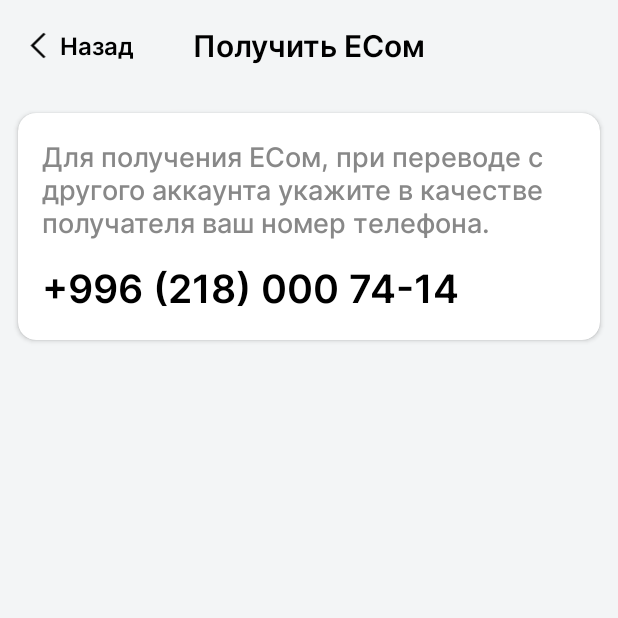
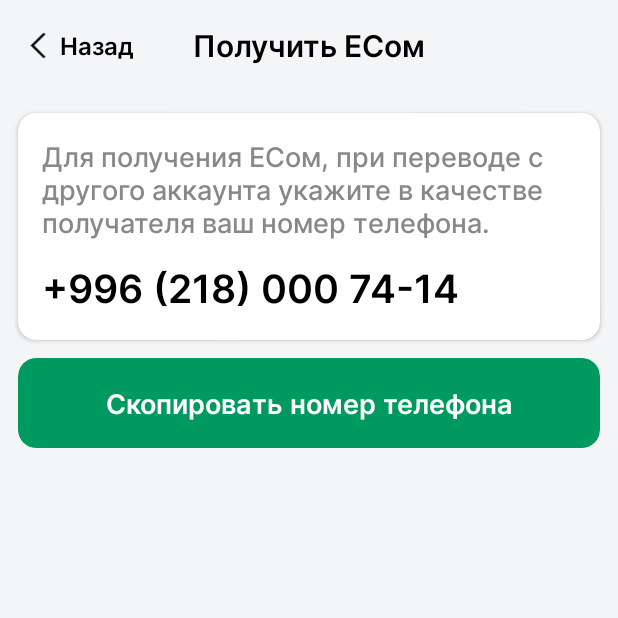
Before and after one commit to AlexeyIgnatev/BankDemoApp, an Android app: the ReceiveFragment screen opened through its navigation route, on a phone screen of 412 x 824 dp, the top half of it. Run offline under Robolectric (Android 15) with nearby library versions, the phone set to English and light mode, and no system bars; our stand-ins replace Dagger/Hilt's generated code, Firebase (no records; nobody signed in at launch, a user with empty details on screens opened directly); libraries missing offline, so code that uses them is left out: org.web3j.abi, org.web3j.crypto, org.web3j.protocol, org.web3j.tx, org.web3j.utils.

Commit message:
Add copy btn

```diff
--- a/app/src/main/java/com/esom/bank/screens/receive/ReceiveFragment.kt
+++ b/app/src/main/java/com/esom/bank/screens/receive/ReceiveFragment.kt
@@ -1,5 +1,8 @@
 package com.esom.bank.screens.receive
 
+import android.content.ClipData
+import android.content.ClipboardManager
+import android.content.Context
 import android.os.Bundle
 import android.view.LayoutInflater
 import android.view.View
@@ -12,6 +15,7 @@ import androidx.navigation.fragment.findNavController
 import com.esom.bank.common.model.UiState
 import com.esom.bank.common.utils.views.doOnApplyWindowInsets
 import com.esom.bank.common.utils.views.showErrorSnackbar
+import com.esom.bank.common.utils.views.showSuccessSnackbar
 import com.esom.bank.databinding.FragmentReceiveBinding
 import com.esom.bank.screens.main.MainViewModel
 import com.esom.bank.screens.settigns.SettingsFragment.Companion.formatPhone
@@ -57,5 +61,16 @@ class ReceiveFragment : Fragment() {
                 }
             }
         }
+
+        binding.copyPhoneBtn.setOnClickListener {
+            val phone =
+                (model.myData.value as? UiState.Success)?.data?.phone ?: return@setOnClickListener
+            val clipboard: ClipboardManager =
+                requireContext().getSystemService(Context.CLIPBOARD_SERVICE) as ClipboardManager
+            val clip = ClipData.newPlainText(phone, phone)
+            clipboard.setPrimaryClip(clip)
+
+            binding.root.showSuccessSnackbar("Номер телефона скопирован")
+        }
     }
 }
--- a/app/src/main/res/layout/fragment_receive.xml
+++ b/app/src/main/res/layout/fragment_receive.xml
@@ -101,4 +101,37 @@
 
     </com.google.android.material.card.MaterialCardView>
 
+    <com.google.android.material.card.MaterialCardView
+        android:id="@+id/copy_phone_btn"
+        android:layout_width="match_parent"
+        android:layout_height="@dimen/_60dp"
+        android:layout_marginHorizontal="@dimen/_12dp"
+        android:layout_marginBottom="@dimen/_12dp"
+        app:cardBackgroundColor="@color/green"
+        app:cardCornerRadius="@dimen/_12dp"
+        app:cardElevation="@dimen/_0dp"
+        android:layout_marginTop="@dimen/_12dp"
+        app:layout_constraintTop_toBottomOf="@id/receive_card"
+        app:strokeWidth="@dimen/_0dp">
+
+        <androidx.constraintlayout.widget.ConstraintLayout
+            android:layout_width="match_parent"
+            android:layout_height="match_parent">
+
+            <TextView
+                android:layout_width="wrap_content"
+                android:layout_height="wrap_content"
+                android:fontFamily="@font/semi_bold"
+                android:text="Скопировать номер телефона"
+                android:textColor="@color/white"
+                android:textSize="@dimen/_18sp"
+                app:layout_constraintBottom_toBottomOf="parent"
+                app:layout_constraintEnd_toEndOf="parent"
+                app:layout_constraintStart_toStartOf="parent"
+                app:layout_constraintTop_toTopOf="parent" />
+
+        </androidx.constraintlayout.widget.ConstraintLayout>
+
+    </com.google.android.material.card.MaterialCardView>
+
 </androidx.constraintlayout.widget.ConstraintLayout>
```
